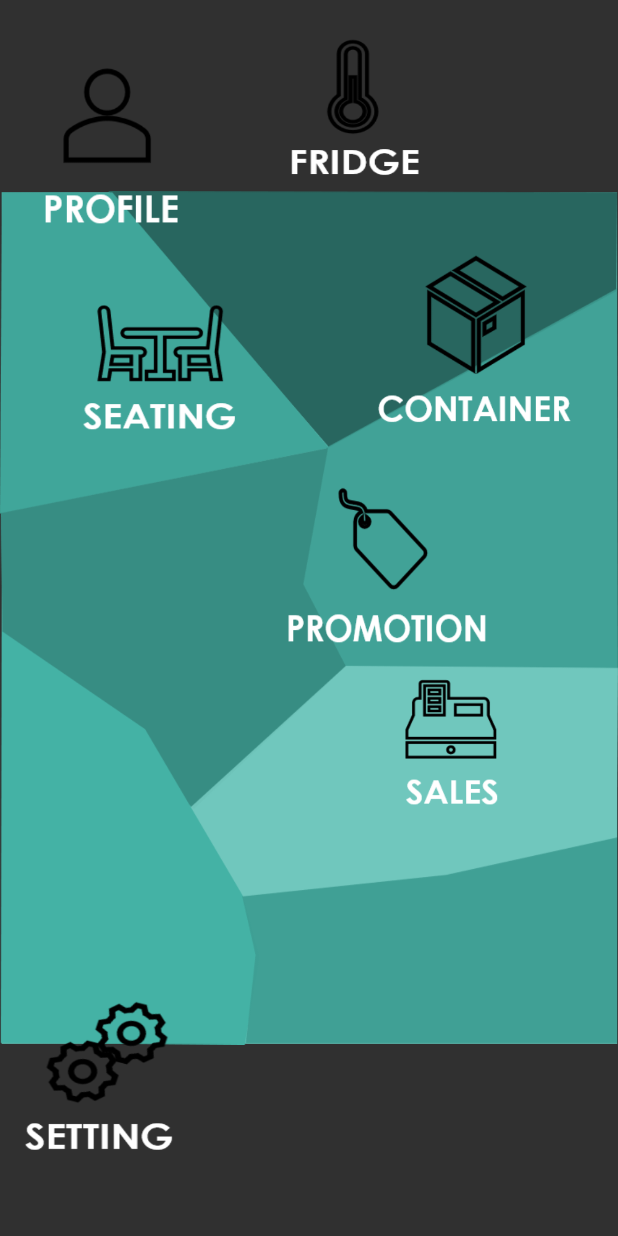
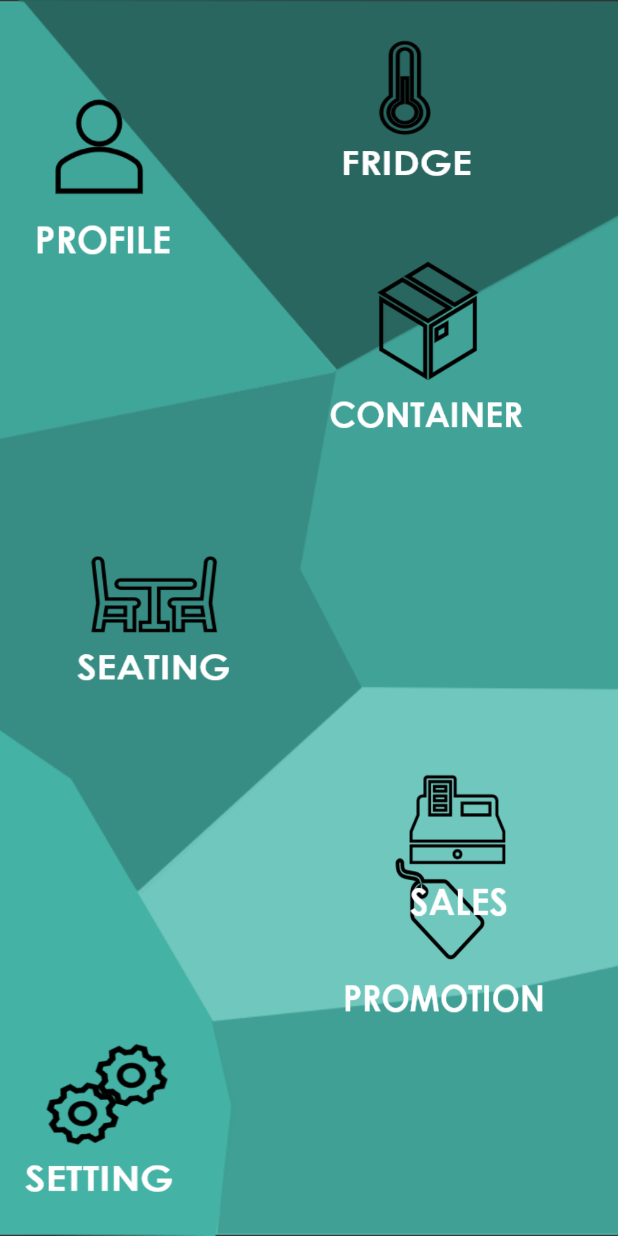
Before and after one commit to detan1993/FERAV1, an Android app: the RestaurantStaffActivity screen opened directly, with no data from a screen before it, on a phone screen of 412 x 824 dp. Run offline under Robolectric (Android 15) with nearby library versions, the phone set to English and light mode, and no system bars.

Commit message:
edit staff menu page design

```diff
--- a/app/src/main/res/layout/activity_restaurant_staff.xml
+++ b/app/src/main/res/layout/activity_restaurant_staff.xml
@@ -17,6 +17,7 @@
             android:layout_alignParentLeft="true"
             android:layout_alignParentStart="true"
             android:layout_alignParentTop="true"
+            android:scaleType="centerCrop"
             app:srcCompat="@drawable/menu_page_background"
             tools:layout_editor_absoluteX="0dp"
             tools:layout_editor_absoluteY="0dp" />
@@ -25,16 +26,83 @@
             android:id="@+id/fridge_button"
             android:layout_width="147dp"
             android:layout_height="109dp"
+            android:layout_alignParentEnd="true"
+            android:layout_alignParentRight="true"
             android:layout_alignParentTop="true"
-            android:layout_marginTop="25dp"
-            android:layout_toEndOf="@+id/seatingBtn"
-            android:layout_toRightOf="@+id/seatingBtn"
+            android:layout_marginEnd="53dp"
+            android:layout_marginRight="53dp"
+            android:layout_marginTop="26dp"
             android:adjustViewBounds="true"
             android:background="@drawable/fridge_icon"
-            android:onClick="goToFridge"
             android:scaleType="fitCenter"
-            tools:layout_editor_absoluteX="175dp"
-            tools:layout_editor_absoluteY="29dp" />
+            tools:layout_editor_absoluteX="160dp"
+            tools:layout_editor_absoluteY="16dp" />
+    </RelativeLayout>
+
+    <RelativeLayout
+        android:layout_width="match_parent"
+        android:layout_height="match_parent">
+
+        <Button
+            android:id="@+id/settingBtn"
+            android:layout_width="144dp"
+            android:layout_height="136dp"
+
+            android:layout_alignParentBottom="true"
+            android:layout_alignParentLeft="true"
+            android:layout_alignParentStart="true"
+            android:layout_marginBottom="11dp"
+            android:adjustViewBounds="true"
+            android:background="@drawable/setting_icon"
+            android:scaleType="fitCenter"
+            tools:layout_editor_absoluteX="0dp"
+            tools:layout_editor_absoluteY="415dp" />
+
+        <RelativeLayout
+            android:layout_width="match_parent"
+            android:layout_height="match_parent">
+
+            <Button
+                android:id="@+id/promotionBtn"
+                android:layout_width="162dp"
+                android:layout_height="130dp"
+                android:layout_alignParentBottom="true"
+                android:layout_alignParentEnd="true"
+                android:layout_alignParentRight="true"
+                android:layout_marginBottom="130dp"
+                android:layout_marginEnd="35dp"
+                android:layout_marginRight="35dp"
+                android:adjustViewBounds="true"
+                android:background="@drawable/promotion_icon"
+                android:scaleType="fitCenter"
+                tools:layout_editor_absoluteX="160dp"
+                tools:layout_editor_absoluteY="318dp" />
+        </RelativeLayout>
+
+        <RelativeLayout
+            android:layout_width="match_parent"
+            android:layout_height="match_parent">
+
+            <Button
+                android:id="@+id/salesBtn"
+                android:layout_width="130dp"
+                android:layout_height="120dp"
+                android:layout_alignParentEnd="true"
+                android:layout_alignParentRight="true"
+                android:layout_alignParentTop="true"
+                android:layout_marginEnd="23dp"
+                android:layout_marginRight="23dp"
+                android:layout_marginTop="510dp"
+                android:adjustViewBounds="true"
+                android:background="@drawable/sales_icon"
+                android:scaleType="fitCenter"
+                tools:layout_editor_absoluteX="214dp"
+                tools:layout_editor_absoluteY="458dp" />
+        </RelativeLayout>
+
+        <RelativeLayout
+            android:layout_width="match_parent"
+            android:layout_height="match_parent">
 
             <Button
                 android:id="@+id/profileBtn"
@@ -42,91 +110,65 @@
                 android:layout_height="134dp"
                 android:layout_alignParentLeft="true"
                 android:layout_alignParentStart="true"
-            android:layout_alignTop="@+id/fridgeBtn"
-            android:layout_marginLeft="13dp"
-            android:layout_marginStart="13dp"
-            android:layout_marginTop="35dp"
+                android:layout_alignParentTop="true"
+                android:layout_marginLeft="8dp"
+                android:layout_marginStart="8dp"
+                android:layout_marginTop="56dp"
                 android:adjustViewBounds="true"
                 android:background="@drawable/profile_icon"
                 android:scaleType="fitCenter"
                 tools:layout_editor_absoluteX="7dp"
                 tools:layout_editor_absoluteY="53dp" />
+        </RelativeLayout>
+
+        <RelativeLayout
+            android:layout_width="match_parent"
+            android:layout_height="match_parent">
 
             <Button
                 android:id="@+id/seatingBtn"
                 android:layout_width="137dp"
                 android:layout_height="120dp"
-            android:layout_alignLeft="@+id/profileBtn"
-            android:layout_alignStart="@+id/profileBtn"
-            android:layout_below="@+id/profileBtn"
-            android:layout_marginLeft="26dp"
-            android:layout_marginStart="26dp"
-            android:layout_marginTop="15dp"
+
+                android:layout_alignParentLeft="true"
+                android:layout_alignParentStart="true"
+                android:layout_centerVertical="true"
+                android:layout_marginLeft="35dp"
+                android:layout_marginStart="35dp"
                 android:adjustViewBounds="true"
                 android:background="@drawable/seating_icon"
                 android:scaleType="fitCenter"
-            tools:layout_editor_absoluteX="38dp"
-            tools:layout_editor_absoluteY="208dp" />
+                tools:layout_editor_absoluteX="23dp"
+                tools:layout_editor_absoluteY="213dp" />
+        </RelativeLayout>
+
+        <RelativeLayout
+            android:layout_width="match_parent"
+            android:layout_height="match_parent">
 
             <Button
                 android:id="@+id/container_button"
                 android:layout_width="163dp"
                 android:layout_height="136dp"
-            android:layout_alignParentEnd="true"
-            android:layout_alignParentRight="true"
-            android:layout_below="@+id/fridge_button"
-            android:layout_marginEnd="11dp"
-            android:layout_marginRight="11dp"
-            android:layout_marginTop="29dp"
+                android:layout_alignParentLeft="true"
+                android:layout_alignParentStart="true"
+                android:layout_alignParentTop="true"
+                android:layout_marginLeft="205dp"
+                android:layout_marginStart="205dp"
+                android:layout_marginTop="168dp"
                 android:adjustViewBounds="true"
                 android:background="@drawable/container_icon"
-            android:onClick="goToContainer"
                 android:scaleType="fitCenter"
-            tools:layout_editor_absoluteX="221dp"
+                tools:layout_editor_absoluteX="197dp"
                 tools:layout_editor_absoluteY="159dp" />
 
-        <Button
-            android:id="@+id/settingBtn"
-            android:layout_width="144dp"
-            android:layout_height="136dp"
-            android:layout_alignParentBottom="true"
-            android:layout_alignParentLeft="true"
-            android:layout_alignParentStart="true"
-            android:layout_marginBottom="39dp"
-            android:adjustViewBounds="true"
-            android:background="@drawable/setting_icon"
-            android:scaleType="fitCenter"
-            tools:layout_editor_absoluteX="0dp"
-            tools:layout_editor_absoluteY="385dp" />
+        </RelativeLayout>
 
-        <Button
-            android:id="@+id/promotionBtn"
-            android:layout_width="162dp"
-            android:layout_height="130dp"
-            android:layout_below="@+id/container_button"
-            android:layout_marginTop="17dp"
-            android:layout_toEndOf="@+id/seatingBtn"
-            android:layout_toRightOf="@+id/seatingBtn"
-            android:adjustViewBounds="true"
-            android:background="@drawable/promotion_icon"
-            android:scaleType="fitCenter"
-            tools:layout_editor_absoluteX="184dp"
-            tools:layout_editor_absoluteY="313dp" />
+        <RelativeLayout
+            android:layout_width="match_parent"
+            android:layout_height="match_parent">
 
-        <Button
-            android:id="@+id/salesBtn"
-            android:layout_width="123dp"
-            android:layout_height="106dp"
-            android:layout_alignLeft="@+id/container_button"
-            android:layout_alignStart="@+id/container_button"
-            android:layout_below="@+id/promotionBtn"
-            android:layout_marginLeft="19dp"
-            android:layout_marginStart="19dp"
-            android:adjustViewBounds="true"
-            android:background="@drawable/sales_icon"
-            android:scaleType="fitCenter"
-            tools:layout_editor_absoluteX="234dp"
-            tools:layout_editor_absoluteY="445dp" />
+        </RelativeLayout>
 
     </RelativeLayout>
 
```
Lines whose indentation alone changed are shown as unchanged.
